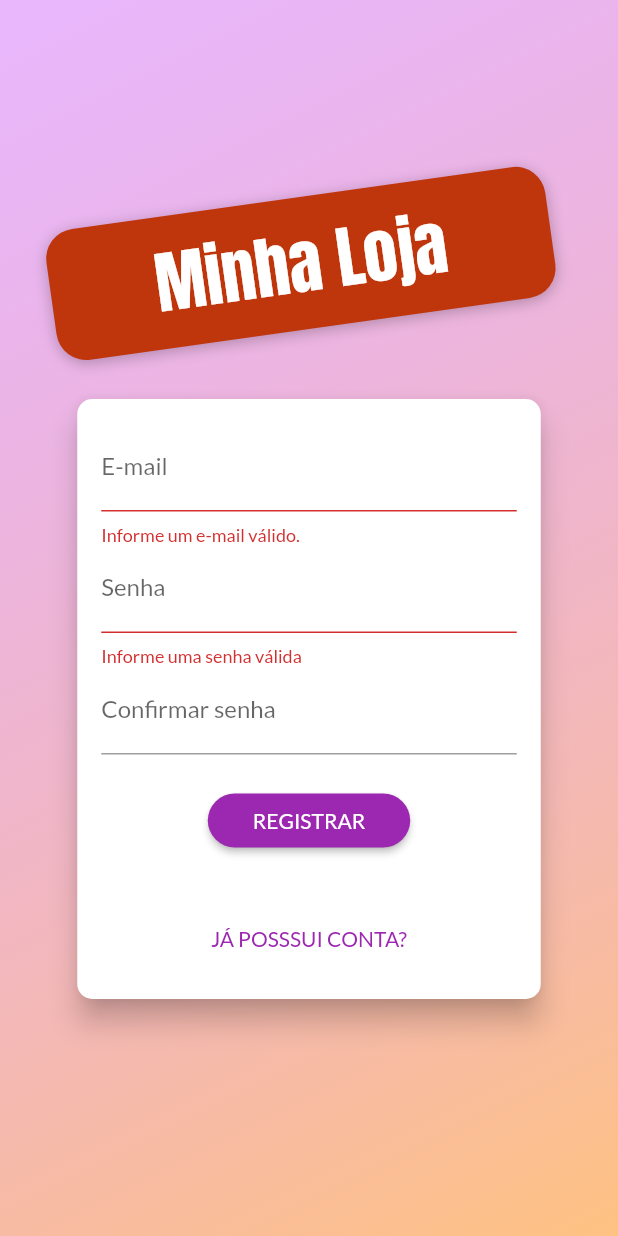
After one commit to PedroAllien/shop_flutter, a Flutter app: the screen it shows after launch, after a tap on "ENTRAR", after a tap on "DESEJA REGISTRAR?", on a phone screen of 412 x 824 dp. The commit adds this screen. Run offline on Flutter 3.47's test engine with Material 2 defaults, Android fonts, the phone set to English and light mode, and no system bars; our stand-ins replace shared_preferences; network calls fail.

Commit message:
Autenticação de usuário com firebase

```diff
--- /dev/null
+++ b/lib/components/auth_form.dart
@@ -0,0 +1,182 @@
+import 'package:flutter/material.dart';
+import 'package:provider/provider.dart';
+import 'package:shop/exceptions/auth_exception.dart';
+import 'package:shop/models/auth.dart';
+
+enum AuthMode { Signup, Login }
+
+class AuthForm extends StatefulWidget {
+  const AuthForm({Key? key}) : super(key: key);
+
+  @override
+  State<AuthForm> createState() => _AuthFormState();
+}
+
+class _AuthFormState extends State<AuthForm> {
+  final _passwordController = TextEditingController();
+  final _formKey = GlobalKey<FormState>();
+  bool _isLoading = false;
+  AuthMode _authMode = AuthMode.Login;
+  Map<String, String> _authData = {
+    'email': '',
+    'password': '',
+  };
+
+  bool _isLogin() => _authMode == AuthMode.Login;
+  bool _isSignup() => _authMode == AuthMode.Signup;
+
+  void _switchAuthMode() {
+    setState(() {
+      if (_isLogin()) {
+        _authMode = AuthMode.Signup;
+      } else {
+        _authMode = AuthMode.Login;
+      }
+    });
+  }
+
+  void _showErrorDialog(String msg) {
+    showDialog(
+        context: context,
+        builder: (context) => AlertDialog(
+              title: Text("Ocorreu um erro"),
+              content: Text(msg),
+              actions: [
+                TextButton(
+                  onPressed: () => Navigator.of(context).pop(),
+                  child: Text("Fechar"),
+                ),
+              ],
+            ));
+  }
+
+  Future<void> _submit() async {
+    final isValid = _formKey.currentState?.validate() ?? false;
+
+    if (!isValid) {
+      return;
+    }
+
+    setState(() => _isLoading = true);
+
+    _formKey.currentState?.save();
+    Auth auth = Provider.of(context, listen: false);
+
+    try {
+      if (_isLogin()) {
+        //Login
+        await auth.login(
+          _authData['email']!,
+          _authData['password']!,
+        );
+      } else {
+        //Registrar
+        await auth.signup(
+          _authData['email']!,
+          _authData['password']!,
+        );
+      }
+    } on AuthException catch (error) {
+      _showErrorDialog(error.toString());
+    } catch (error) {
+      _showErrorDialog("Ocorreu um erro inesperado!");
+    }
+
+    setState(() => _isLoading = false);
+  }
+
+  @override
+  Widget build(BuildContext context) {
+    final deviceSize = MediaQuery.of(context).size;
+    return Card(
+      elevation: 8,
+      shape: RoundedRectangleBorder(
+        borderRadius: BorderRadius.circular(10),
+      ),
+      child: Container(
+        padding: const EdgeInsets.all(16),
+        height: _isLogin() ? 310 : 400,
+        width: deviceSize.width * 0.75,
+        child: Form(
+            key: _formKey,
+            child: Column(
+              children: [
+                TextFormField(
+                  decoration: InputDecoration(
+                    labelText: 'E-mail',
+                  ),
+                  keyboardType: TextInputType.emailAddress,
+                  onSaved: (email) => _authData['email'] = email ?? '',
+                  validator: (_email) {
+                    final email = _email ?? '';
+                    if (email.trim().isEmpty || !email.contains('@')) {
+                      return 'Informe um e-mail válido.';
+                    }
+                  },
+                ),
+                TextFormField(
+                  decoration: InputDecoration(
+                    labelText: 'Senha',
+                  ),
+                  keyboardType: TextInputType.emailAddress,
+                  obscureText: true,
+                  controller: _passwordController,
+                  onSaved: (password) => _authData['password'] = password ?? '',
+                  validator: (_password) {
+                    final password = _password ?? '';
+                    if (password.isEmpty || password.length < 5) {
+                      return 'Informe uma senha válida';
+                    }
+                  },
+                ),
+                if (_isSignup())
+                  TextFormField(
+                    decoration: InputDecoration(
+                      labelText: 'Confirmar senha',
+                    ),
+                    keyboardType: TextInputType.emailAddress,
+                    obscureText: true,
+                    validator: _isLogin()
+                        ? null
+                        : (_password) {
+                            final password = _password ?? '';
+                            if (password != _passwordController.text) {
+                              return 'Senhas informadas não conferem.';
+                            }
+                            return null;
+                          },
+                  ),
+                SizedBox(
+                  height: 20,
+                ),
+                if (_isLoading)
+                  CircularProgressIndicator()
+                else
+                  ElevatedButton(
+                    onPressed: _submit,
+                    child: Text(
+                      _isLogin() ? 'ENTRAR' : 'REGISTRAR',
+                    ),
+                    style: ElevatedButton.styleFrom(
+                      shape: RoundedRectangleBorder(
+                        borderRadius: BorderRadius.circular(30),
+                      ),
+                      padding: const EdgeInsets.symmetric(
+                        horizontal: 30,
+                        vertical: 8,
+                      ),
+                    ),
+                  ),
+                Spacer(),
+                TextButton(
+                  onPressed: _switchAuthMode,
+                  child: Text(
+                    _isLogin() ? 'DESEJA REGISTRAR?' : 'JÁ POSSSUI CONTA?',
+                  ),
+                ),
+              ],
+            )),
+      ),
+    );
+  }
+}
--- a/lib/components/product_item.dart
+++ b/lib/components/product_item.dart
@@ -1,6 +1,6 @@
 import 'package:flutter/material.dart';
 import 'package:provider/provider.dart';
-import 'package:shop/exceptions/hhttp_exception.dart';
+import 'package:shop/exceptions/http_exception.dart';
 import 'package:shop/models/product.dart';
 import 'package:shop/models/product_list.dart';
 import 'package:shop/utils/app_routes.dart';
--- /dev/null
+++ b/lib/data/store.dart
@@ -0,0 +1,33 @@
+import 'dart:convert';
+
+import 'package:shared_preferences/shared_preferences.dart';
+
+class Store {
+  static Future<bool> saveString(String key, String value) async {
+    final prefs = await SharedPreferences.getInstance();
+    return prefs.setString(key, value);
+  }
+
+  static Future<bool> saveMap(String key, Map<String, dynamic> value) async {
+    return saveString(key, jsonEncode(value));
+  }
+
+  static Future<String> getString(String key,
+      [String defaultValue = '']) async {
+    final prefs = await SharedPreferences.getInstance();
+    return prefs.getString(key) ?? defaultValue;
+  }
+
+  static Future<Map<String, dynamic>> getMap(String key) async {
+    try {
+      return jsonDecode(await getString(key));
+    } catch (_) {
+      return {};
+    }
+  }
+
+  static Future<bool> remove(String key) async {
+    final prefs = await SharedPreferences.getInstance();
+    return prefs.remove(key);
+  }
+}
--- /dev/null
+++ b/lib/exceptions/auth_exception.dart
@@ -0,0 +1,20 @@
+class AuthException implements Exception {
+  static const Map<String, String> errors = {
+    'EMAIL_EXISTS': 'E-mail já cadastrado.',
+    'OPERATION_NOT_ALLOWED': 'Operação não permitida',
+    'TOO_MANY_ATTEMPTS_TRY_LATER:':
+        'Acesso bloqueado temporariamente. Tente mais tarde.',
+    'EMAIL_NOT_FOUND': 'E-mail não encontrado.',
+    'INVALID_PASSWORD': 'Senha informada não confere.',
+    'USER_DISABLED': 'A conta do usuário foi desabilitada.',
+  };
+
+  final String key;
+
+  AuthException(this.key);
+
+  @override
+  String toString() {
+    return errors[key] ?? 'Ocorreu um erro no processo de autenticação';
+  }
+}
--- a/lib/main.dart
+++ b/lib/main.dart
@@ -1,17 +1,17 @@
 import 'package:flutter/material.dart';
 import 'package:provider/provider.dart';
+import 'package:shop/models/auth.dart';
 import 'package:shop/models/cart.dart';
 import 'package:shop/models/order_list.dart';
 import 'package:shop/models/product_list.dart';
 import 'package:shop/pages/cart_page.dart';
-import 'package:shop/pages/counter_page.dart';
 import 'package:shop/pages/orders_page.dart';
 import 'package:shop/pages/product_detail_page.dart';
 import 'package:shop/pages/product_form_page.dart';
 import 'package:shop/pages/product_page.dart';
-import 'package:shop/pages/products_overview_page.dart';
-import 'package:shop/providers/counter.dart';
 import 'package:shop/utils/app_routes.dart';
+
+import 'pages/auth_or_home_page.dart';
 
 void main() {
   runApp(const MyApp());
@@ -26,13 +26,30 @@ class MyApp extends StatelessWidget {
     return MultiProvider(
       providers: [
         ChangeNotifierProvider(
+          create: (_) => Auth(),
+        ),
+        ChangeNotifierProxyProvider<Auth, ProductList>(
           create: (_) => ProductList(),
+          update: (context, auth, previous) {
+            return ProductList(
+              auth.token ?? '',
+              auth.userId ?? '',
+              previous?.items ?? [],
+            );
+          },
+        ),
+        ChangeNotifierProxyProvider<Auth, OrderList>(
+          create: (_) => OrderList(),
+          update: (context, auth, previous) {
+            return OrderList(
+              auth.token ?? '',
+              auth.userId ?? '',
+              previous?.items ?? [],
+            );
+          },
         ),
         ChangeNotifierProvider(
           create: (_) => Cart(),
-        ),
-        ChangeNotifierProvider(
-          create: (_) => OrderList(),
         ),
       ],
       child: MaterialApp(
@@ -45,7 +62,7 @@ class MyApp extends StatelessWidget {
         debugShowCheckedModeBanner: false,
         // home: ProductsOverviewPage(),
         routes: {
-          AppRoutes.HOME: (ctx) => ProductsOverviewPage(),
+          AppRoutes.AUTH_OR_HOME: (ctx) => AuthOrHomePage(),
           AppRoutes.PRODUCT_DETAIL: (ctx) => ProductDetailPage(),
           AppRoutes.CART: (ctx) => CartPage(),
           AppRoutes.ORDERS: (ctx) => OrdersPage(),
--- /dev/null
+++ b/lib/models/auth.dart
@@ -0,0 +1,125 @@
+import 'dart:async';
+import 'dart:convert';
+
+import 'package:flutter/cupertino.dart';
+import 'package:http/http.dart';
+import 'package:shop/data/store.dart';
+import 'package:shop/exceptions/auth_exception.dart';
+
+class Auth with ChangeNotifier {
+  String? _token;
+  String? _email;
+  String? _userId;
+  DateTime? _expiryDate;
+  Timer? _logoutTimer;
+
+  bool get isAuth {
+    final isValid = _expiryDate?.isAfter(DateTime.now()) ?? false;
+    return _token != null && isValid;
+  }
+
+  String? get token {
+    return isAuth ? _token : null;
+  }
+
+  String? get email {
+    return isAuth ? _email : null;
+  }
+
+  String? get userId {
+    return isAuth ? _userId : null;
+  }
+
+  Future<void> _authenticate(
+      String email, String password, String urlFragment) async {
+    final url =
+        'https://identitytoolkit.googleapis.com/v1/accounts:$urlFragment?key=AIzaSyBkVw9IWT5CkaD8Jd0Vlre42RbNOhveKfg';
+    final response = await post(
+      Uri.parse(url),
+      body: jsonEncode({
+        'email': email,
+        'password': password,
+        'returnSecureToken': true,
+      }),
+    );
+
+    final body = jsonDecode(response.body);
+
+    if (body['error'] != null) {
+      throw AuthException(body['error']['message']);
+    } else {
+      _token = body['idToken'];
+      _email = body['email'];
+      _userId = body['localId'];
+
+      _expiryDate = DateTime.now().add(
+        Duration(
+          seconds: int.parse(body['expiresIn']),
+        ),
+      );
+
+      Store.saveMap('userData', {
+        'token': _token,
+        'email': _email,
+        'userId': _userId,
+        'expiryDate': _expiryDate!.toIso8601String(),
+      });
+
+      _autoLogout();
+      notifyListeners();
+    }
+  }
+
+  Future<void> signup(String email, String password) async {
+    return _authenticate(email, password, 'signUp');
+  }
+
+  Future<void> login(String email, String password) async {
+    return _authenticate(email, password, 'signInWithPassword');
+  }
+
+  Future<void> tryAutoLogin() async {
+    if (isAuth) return;
+
+    final userData = await Store.getMap('userData');
+
+    if (userData.isEmpty) return;
+
+    final expiryDate = DateTime.parse(userData['expiryDate']);
+    if (expiryDate.isBefore(DateTime.now())) return;
+
+    _token = userData['token'];
+    _email = userData['email'];
+    _userId = userData['userId'];
+    _expiryDate = expiryDate;
+
+    _autoLogout();
+    notifyListeners();
+  }
+
+  void logout() {
+    _token = null;
+    _email = null;
+    _userId = null;
+    _expiryDate = null;
+    _clearLogoutTimer();
+    Store.remove('userData').then((_) {
+      notifyListeners();
+    });
+  }
+
+  void _clearLogoutTimer() {
+    _logoutTimer?.cancel();
+    _logoutTimer = null;
+  }
+
+  void _autoLogout() {
+    _clearLogoutTimer();
+    final timeToLogout = _expiryDate?.difference(DateTime.now()).inSeconds;
+    print(timeToLogout);
+    _logoutTimer = Timer(
+      Duration(seconds: timeToLogout ?? 0),
+      logout,
+    );
+  }
+}
--- a/lib/models/order_list.dart
+++ b/lib/models/order_list.dart
@@ -9,7 +9,15 @@ import 'package:shop/models/order.dart';
 import 'package:shop/utils/constants.dart';
 
 class OrderList with ChangeNotifier {
+  final String _token;
+  final String _userId;
   List<Order> _items = [];
+
+  OrderList([
+    this._token = '',
+    this._userId = '',
+    this._items = const [],
+  ]);
 
   List<Order> get items {
     return [..._items];
@@ -20,15 +28,15 @@ class OrderList with ChangeNotifier {
   }
 
   Future<void> loadedOrders() async {
-    _items.clear();
+    List<Order> items = [];
 
     final response = await http.get(
-      Uri.parse('${Constants.ORDER_BASE_URL}.json'),
+      Uri.parse('${Constants.ORDER_BASE_URL}/$_userId.json?auth=$_token'),
     );
     if (response.body == 'null') return;
     Map<String, dynamic> data = jsonDecode(response.body);
     data.forEach((ordertId, orderData) {
-      _items.add(
+      items.add(
         Order(
           id: ordertId,
           total: orderData['total'],
@@ -44,13 +52,15 @@ class OrderList with ChangeNotifier {
         ),
       );
     });
+
+    _items = items.reversed.toList();
     notifyListeners();
   }
 
   Future<void> addOrder(Cart cart) async {
     final date = DateTime.now();
-    final response =
-        await http.post(Uri.parse('${Constants.ORDER_BASE_URL}.json'),
+    final response = await http.post(
+        Uri.parse('${Constants.ORDER_BASE_URL}/$_userId.json?auth=$_token'),
         body: jsonEncode({
           "total": cart.totalAmount,
           "date": date.toIso8601String(),
--- /dev/null
+++ b/lib/pages/auth_or_home_page.dart
@@ -0,0 +1,30 @@
+import 'package:flutter/material.dart';
+import 'package:provider/provider.dart';
+import 'package:shop/models/auth.dart';
+import 'package:shop/pages/auth_page.dart';
+import 'package:shop/pages/products_overview_page.dart';
+
+class AuthOrHomePage extends StatelessWidget {
+  const AuthOrHomePage({Key? key}) : super(key: key);
+
+  @override
+  Widget build(BuildContext context) {
+    Auth auth = Provider.of(context);
+    return FutureBuilder(
+      future: auth.tryAutoLogin(),
+      builder: (context, snapshot) {
+        if (snapshot.connectionState == ConnectionState.waiting) {
+          return Center(
+            child: CircularProgressIndicator(),
+          );
+        } else if (snapshot.error != null) {
+          return Center(
+            child: Text("Ocorreu um erro"),
+          );
+        } else {
+          return auth.isAuth ? ProductsOverviewPage() : AuthPage();
+        }
+      },
+    );
+  }
+}
--- /dev/null
+++ b/lib/pages/auth_page.dart
@@ -0,0 +1,63 @@
+import 'dart:math';
+
+import 'package:flutter/material.dart';
+import 'package:shop/components/auth_form.dart';
+
+class AuthPage extends StatelessWidget {
+  const AuthPage({Key? key}) : super(key: key);
+
+  @override
+  Widget build(BuildContext context) {
+    return Scaffold(
+      body: Stack(
+        children: [
+          Container(
+            decoration: BoxDecoration(
+              gradient: LinearGradient(colors: [
+                Color.fromRGBO(215, 117, 255, 0.5),
+                Color.fromRGBO(255, 188, 117, 0.9),
+              ], begin: Alignment.topLeft, end: Alignment.bottomRight),
+            ),
+          ),
+          Container(
+            width: double.infinity,
+            child: Column(
+              mainAxisAlignment: MainAxisAlignment.center,
+              crossAxisAlignment: CrossAxisAlignment.center,
+              children: [
+                Container(
+                  margin: EdgeInsets.only(
+                    bottom: 20,
+                  ),
+                  padding: EdgeInsets.symmetric(vertical: 10, horizontal: 70),
+                  //cascade operator
+                  transform: Matrix4.rotationZ(-8 * pi / 180)..translate(-10.0),
+                  decoration: BoxDecoration(
+                    borderRadius: BorderRadius.circular(20),
+                    color: Colors.deepOrange.shade900,
+                    boxShadow: [
+                      BoxShadow(
+                        blurRadius: 8,
+                        color: Colors.black26,
+                        offset: Offset(0, 2),
+                      ),
+                    ],
+                  ),
+                  child: Text(
+                    "Minha Loja",
+                    style: TextStyle(
+                      fontSize: 45,
+                      fontFamily: 'Anton',
+                      color: Theme.of(context).accentTextTheme.headline6?.color,
+                    ),
+                  ),
+                ),
+                AuthForm(),
+              ],
+            ),
+          )
+        ],
+      ),
+    );
+  }
+}
--- a/lib/utils/app_routes.dart
+++ b/lib/utils/app_routes.dart
@@ -1,5 +1,5 @@
 class AppRoutes {
-  static const HOME = '/';
+  static const AUTH_OR_HOME = '/';
   static const PRODUCT_DETAIL = '/product-detail';
   static const CART = '/cart';
   static const ORDERS = '/orders';
--- a/lib/utils/constants.dart
+++ b/lib/utils/constants.dart
@@ -3,4 +3,6 @@ class Constants {
       'https://shop-cod3r-b5e09-default-rtdb.firebaseio.com/products';
   static const ORDER_BASE_URL =
       'https://shop-cod3r-b5e09-default-rtdb.firebaseio.com/orders';
+  static const USER_FAVORITES_URL =
+      'https://shop-cod3r-b5e09-default-rtdb.firebaseio.com/userFavorites';
 }
--- a/pubspec.yaml
+++ b/pubspec.yaml
@@ -38,6 +38,7 @@ dependencies:
   provider: ^6.0.2
   intl: ^0.17.0
   http: ^0.13.3
+  shared_preferences: ^2.0.6
 
 dev_dependencies:
   flutter_test:
```
Also changed, not shown: lib/components/app_drawer.dart (+17 -1 lines), lib/components/product_grid_item.dart (+6 -1 lines), lib/models/product.dart (+6 -7 lines), lib/models/product_list.dart (+39 -13 lines), lib/exceptions/http_exception.dart (renamed from lib/exceptions/hhttp_exception.dart), pubspec.lock. Lines whose indentation alone changed are shown as unchanged.
